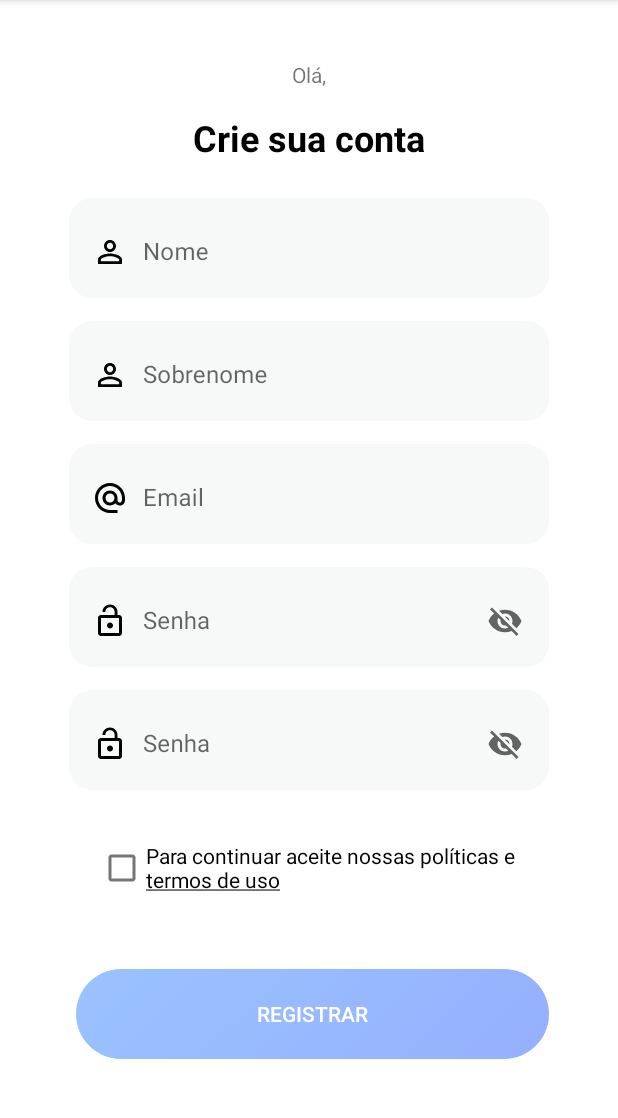
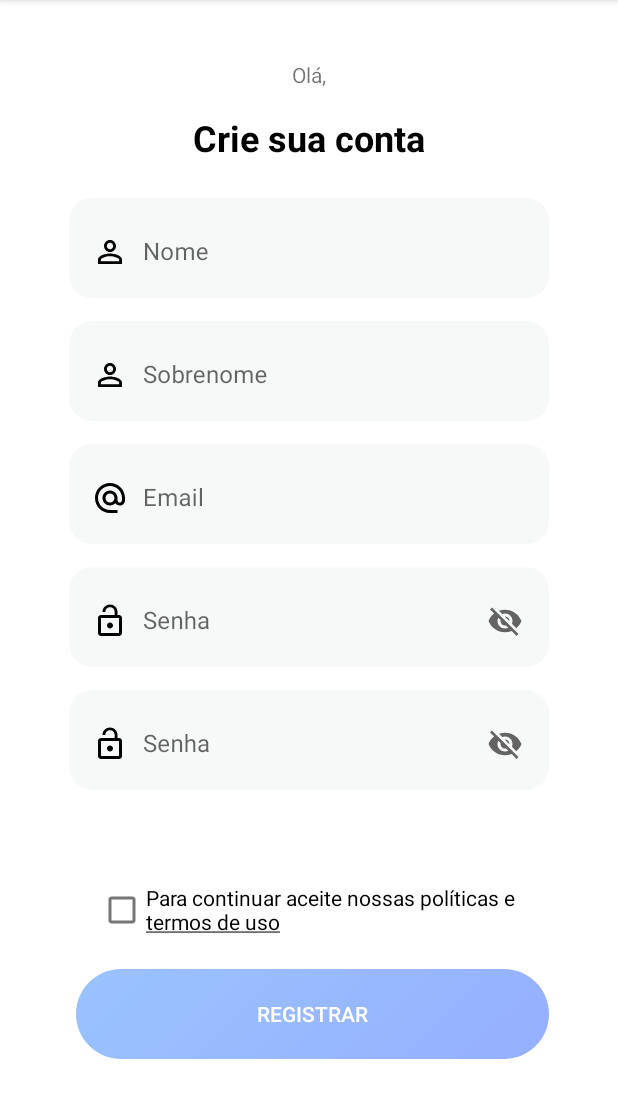
Before and after one commit to IgorMontezuma20/Ufit, an Android app: the RegisterFragment screen opened through its navigation route, on a phone screen of 412 x 824 dp, the part 84-1202 px from its top. Run offline under Robolectric (Android 15) with nearby library versions, the phone set to English and light mode, and no system bars; our stand-ins replace Dagger/Hilt's generated code, navigation-ui; network calls fail.

Commit message:
registro de usuários implementada

```diff
--- a/app/src/main/java/com/app/ufit/di/NetworkModule.kt
+++ b/app/src/main/java/com/app/ufit/di/NetworkModule.kt
@@ -20,6 +20,7 @@ object NetworkModule {
     @Provides
     fun provideHttpClient(): OkHttpClient{
         return OkHttpClient.Builder()
+            .connectTimeout(20, TimeUnit.SECONDS)
             .readTimeout(15, TimeUnit.SECONDS)
             .connectTimeout(15, TimeUnit.SECONDS)
             .build()
--- a/app/src/main/java/com/app/ufit/routes/api/ApiRoutes.kt
+++ b/app/src/main/java/com/app/ufit/routes/api/ApiRoutes.kt
@@ -6,7 +6,7 @@ import com.app.ufit.routes.UsersRoutes
 class ApiRoutes {
 
 
-    val API_URL = "http://10.0.0.101:3000/api/"
+    val API_URL = "http://192.168.0.106:3000/api/"
     val retrofit = RetrofitClient()
 
     fun getUsersRouters(): UsersRoutes {
--- a/app/src/main/java/com/app/ufit/ui/fragments/register/RegisterFragment.kt
+++ b/app/src/main/java/com/app/ufit/ui/fragments/register/RegisterFragment.kt
@@ -33,7 +33,7 @@ class RegisterFragment : Fragment() {
     private var _binding: FragmentRegisterBinding? = null
     private val binding get() = _binding!!
 
-  lateinit var mRegisterViewModel: RegisterViewModel
+    lateinit var mRegisterViewModel: RegisterViewModel
 
 
     override fun onCreateView(
@@ -82,7 +82,6 @@ class RegisterFragment : Fragment() {
 
     }
 
-
     fun String.isEmailValid(): Boolean {
         return !TextUtils.isEmpty(this) && android.util.Patterns.EMAIL_ADDRESS.matcher(this)
             .matches()
--- a/app/src/main/res/layout/fragment_register.xml
+++ b/app/src/main/res/layout/fragment_register.xml
@@ -165,11 +165,11 @@
         android:id="@+id/checkBox"
         android:layout_width="wrap_content"
         android:layout_height="wrap_content"
-        android:layout_marginTop="28dp"
+        android:layout_marginBottom="15dp"
         android:text="@string/checkbox_text"
+        app:layout_constraintBottom_toTopOf="@+id/button"
         app:layout_constraintEnd_toEndOf="@+id/tlPasswordConfirmation"
-        app:layout_constraintStart_toStartOf="@+id/tlPasswordConfirmation"
-        app:layout_constraintTop_toBottomOf="@+id/tlPasswordConfirmation" />
+        app:layout_constraintStart_toStartOf="@+id/tlPasswordConfirmation" />
 
     <androidx.appcompat.widget.AppCompatButton
         android:id="@+id/button"
```
